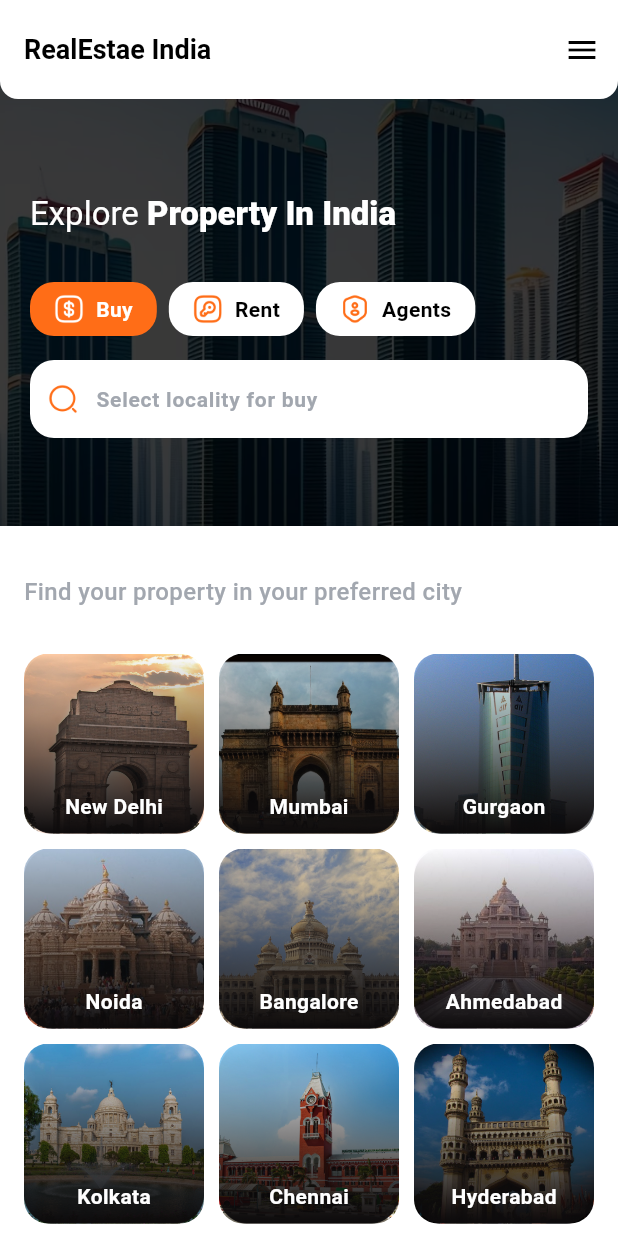
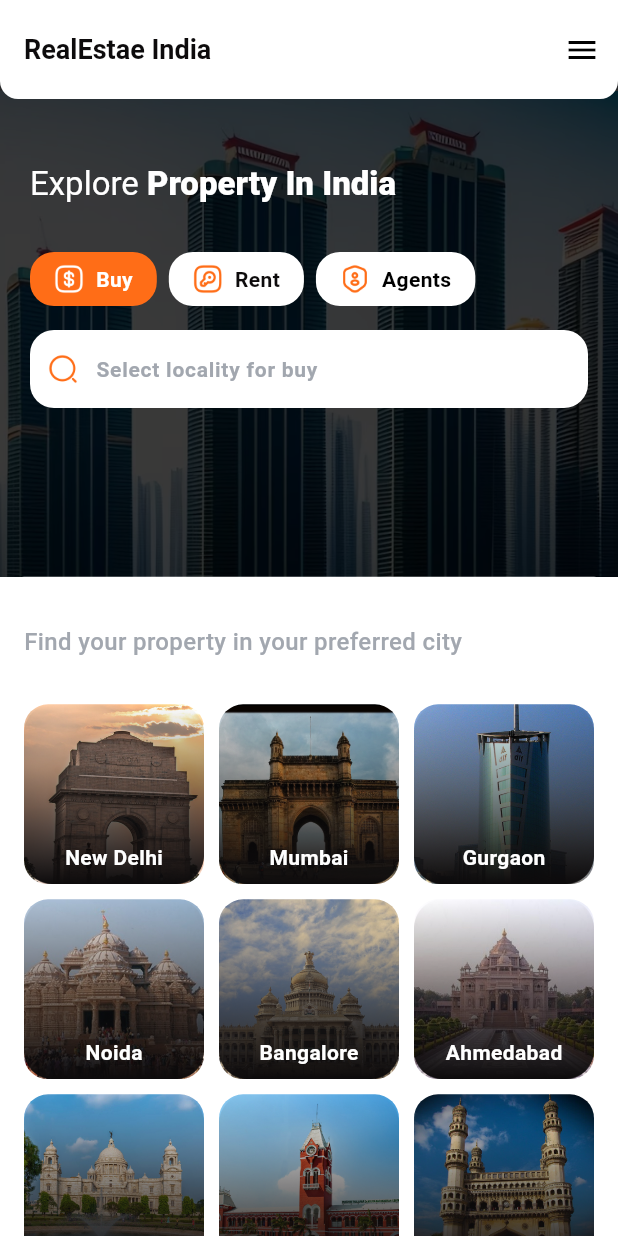
Before and after one commit to md-miyam/my_flat_finder, a Flutter app: the screen it shows after launch, on a phone screen of 412 x 824 dp. Run offline on Flutter 3.47's test engine with Material 3 defaults, Android fonts, the light colour scheme and no system bars.

Commit message:
Home Custom fix

```diff
--- a/lib/until/app_colors.dart
+++ b/lib/until/app_colors.dart
@@ -1,7 +1,15 @@
 import 'package:flutter/material.dart';
 
 class AppColor {
-
-  Color appBg = Colors.red;
+  static const Color primaryBackgroundColor = Colors.white;
+  static const Color secondaryBackgroundColor = Color(0xFFf3f4f5);
+  static const Color appBarColor = Colors.white;
+  static const Color primaryColor = Color(0xFFff6d17);
+  static const Color secondaryColor = Color(0xFF188f71);
+  static const Color myWhite = Colors.white;
+  static const Color myBlack = Colors.black;
+  static const Color myOrange = Color(0xFFff6d17);
+  static const Color primaryTextColor = Color(0xFF0D0B0C);
+  static const Color secondaryTextColor = Color(0xFF6A7380);
 
 }
--- /dev/null
+++ b/lib/until/icon_path.dart
@@ -0,0 +1,4 @@
+class IconPath {
+  static const String searchIcon = 'assets/images/searchIcon.png';
+
+}
--- a/lib/until/image_path.dart
+++ b/lib/until/image_path.dart
@@ -0,0 +1,4 @@
+class ImagePath {
+  static const String homeBgImage = 'assets/images/homeBg.png';
+
+}
--- a/lib/view/home/home_view/home_view.dart
+++ b/lib/view/home/home_view/home_view.dart
@@ -1,5 +1,9 @@
 import 'package:flutter/material.dart';
+import 'package:my_flat_finder/until/app_colors.dart';
+import '../../../until/image_path.dart';
 import '../widget/category_container.dart';
+import '../widget/custom_rich_text.dart';
+import '../widget/custom_text_field.dart';
 import '../widget/property_rounded_container.dart';
 
 class HomeView extends StatefulWidget {
@@ -19,19 +23,22 @@ class _HomeViewState extends State<HomeView> {
 
   @override
   Widget build(BuildContext context) {
-    return Scaffold(
-      backgroundColor: Colors.white,
+
+    return SafeArea(
+      child: Scaffold(
+        backgroundColor: AppColor.primaryBackgroundColor,
         extendBodyBehindAppBar: true,
+        // App Bar
         appBar: AppBar(
           title: Text(
             'RealEstae India',
             style: TextStyle(
               fontSize: 18,
               fontWeight: FontWeight.w600,
-            color: Colors.black,
+              color: AppColor.primaryTextColor,
             ),
           ),
-        backgroundColor: Colors.white,
+          backgroundColor: AppColor.appBarColor,
           toolbarHeight: 66,
           shape: RoundedRectangleBorder(
             borderRadius: BorderRadius.only(
@@ -43,10 +50,12 @@ class _HomeViewState extends State<HomeView> {
           actions: [
             IconButton(
               onPressed: () {},
-            icon: Icon(Icons.menu, color: Colors.black, size: 24),
+              icon: Icon(Icons.menu, color: AppColor.myBlack, size: 24),
             ),
           ],
         ),
+
+        // body
         body: SingleChildScrollView(
           child: Column(
             children: [
@@ -57,11 +66,11 @@ class _HomeViewState extends State<HomeView> {
                     children: [
                       //Background Image
                       Padding(
-                      padding: EdgeInsets.only(top: screenHeight * .009),
-                      child: Image.asset('assets/images/homeBg.png'),
+                        padding: EdgeInsets.only(top: screenHeight * .05),
+                        child: Image.asset(ImagePath.homeBgImage),
                       ),
                       Positioned(
-                      top: 130,
+                        top: 110,
                         right: 0,
                         left: 0,
                         child: Padding(
@@ -69,27 +78,11 @@ class _HomeViewState extends State<HomeView> {
                           child: Column(
                             crossAxisAlignment: CrossAxisAlignment.start,
                             children: [
-                            RichText(
-                              text: TextSpan(
-                                children: [
-                                  TextSpan(
-                                    text: 'Explore ',
-                                    style: TextStyle(
-                                      fontSize: 22,
-                                      fontWeight: FontWeight.w400,
-                                      color: Colors.white,
-                                    ),
-                                  ),
-                                  TextSpan(
-                                    text: 'Property In India',
-                                    style: TextStyle(
-                                      fontSize: 22,
-                                      fontWeight: FontWeight.w800,
-                                      color: Colors.white,
-                                    ),
-                                  ),
-                                ],
-                              ),
+                              CustomRichText(
+                                firstText: 'Explore',
+                                secondText: 'Property In India',
+                                firstTextColor: AppColor.myWhite,
+                                secondTextColor: AppColor.myWhite,
                               ),
                               SizedBox(height: 32),
 
@@ -99,14 +92,14 @@ class _HomeViewState extends State<HomeView> {
                                     title: 'Buy',
                                     iconImage: 'assets/images/buy.png',
                                     containerColor: tap0
-                                      ? Color(0xFFff6d17)
-                                      : Colors.white,
+                                        ? AppColor.myOrange
+                                        : AppColor.myWhite,
                                     iconColor: tap0
-                                      ? Colors.white
-                                      : Color(0xFFff6d17),
+                                        ? AppColor.myWhite
+                                        : AppColor.myOrange,
                                     titleColor: tap0
-                                      ? Colors.white
-                                      : Colors.black,
+                                        ? AppColor.myWhite
+                                        : AppColor.primaryTextColor,
                                     onTap: () {
                                       setState(() {
                                         tap0 = true; // false
@@ -115,19 +108,18 @@ class _HomeViewState extends State<HomeView> {
                                       });
                                     },
                                   ),
-
                                   CategoryContainer(
                                     title: 'Rent',
                                     iconImage: 'assets/images/rent.png',
                                     containerColor: tap1
-                                      ? Color(0xFFff6d17)
-                                      : Colors.white,
+                                        ? AppColor.myOrange
+                                        : AppColor.myWhite,
                                     iconColor: tap1
-                                      ? Colors.white
-                                      : Color(0xFFff6d17),
+                                        ? AppColor.myWhite
+                                        : AppColor.myOrange,
                                     titleColor: tap1
-                                      ? Colors.white
-                                      : Colors.black,
+                                        ? AppColor.myWhite
+                                        : AppColor.primaryTextColor,
                                     onTap: () {
                                       setState(() {
                                         tap1 = true; // false
@@ -140,14 +132,14 @@ class _HomeViewState extends State<HomeView> {
                                     title: 'Agents',
                                     iconImage: 'assets/images/agents.png',
                                     containerColor: tap2
-                                      ? Color(0xFFff6d17)
-                                      : Colors.white,
+                                        ? AppColor.myOrange
+                                        : AppColor.myWhite,
                                     iconColor: tap2
-                                      ? Colors.white
-                                      : Color(0xFFff6d17),
+                                        ? AppColor.myWhite
+                                        : AppColor.myOrange,
                                     titleColor: tap2
-                                      ? Colors.white
-                                      : Colors.black,
+                                        ? AppColor.myWhite
+                                        : AppColor.myBlack,
                                     onTap: () {
                                       setState(() {
                                         tap2 = true; // false
@@ -158,89 +150,21 @@ class _HomeViewState extends State<HomeView> {
                                   ),
                                 ],
                               ),
-
                               SizedBox(height: 16),
-
-                            Container(
-                              height: 52,
-                              width: double.infinity,
-                              decoration: BoxDecoration(
-                                borderRadius: BorderRadius.circular(16),
-                                color: Colors.white,
-                              ),
-                              child: Padding(
-                                padding: EdgeInsets.only(left: 12, right: 8),
-                                child: Row(
-                                  mainAxisAlignment: MainAxisAlignment.start,
-                                  crossAxisAlignment: CrossAxisAlignment.center,
-                                  children: [
-                                    Image.asset(
-                                      'assets/images/searchIcon.png',
-                                      height: 20,
-                                    ),
-                                    SizedBox(width: 12),
-                                    Expanded(
-                                      child: TextField(
-                                        cursorColor: Colors.black,
-                                        cursorWidth: 1.5,
-                                        cursorHeight: 20,
-                                        decoration: InputDecoration(
-                                          hintText: 'Select locality for buy',
-                                          hintStyle: TextStyle(
-                                            color: Color(0xFFa2a7af),
-                                            fontSize: 14,
-                                            fontWeight: FontWeight.w600,
-                                          ),
-                                          border: InputBorder.none,
-                                        ),
-                                      ),
-                                    ),
-
-                                    // SizedBox(width: 120,child: MyDropDown())
+                              // CustomTextFiled
+                              CustomTextField(hintText: 'Select locality for buy',),
                             ],
                           ),
                         ),
                       ),
                     ],
                   ),
-                      ),
-                    ),
-                  ],
-                ),
-                Positioned(
-                  // top: 10,
-                  bottom: 30,
-                  child: Container(
-                    height: 300,
-                    // width: double.infinity,
-                    decoration: BoxDecoration(
-                      color: Colors.red,
-                      borderRadius: BorderRadius.only(
-                        topLeft: Radius.circular(16),
-                        topRight: Radius.circular(16),
-                      ),
-                    ),
-                  ),
-                ),
                 ],
               ),
 
-            // Container(
-            //   height: 500,
-            //   width: double.infinity,
-            //   decoration: BoxDecoration(
-            //     color: Colors.white,
-            //     borderRadius: BorderRadius.only(topLeft: Radius.circular(16),topRight: Radius.circular(16) )
-            //   ),
-            //   child: Column(
-            //     children: [
-            //
-            //
-            //     ],
-            //   ),
-            // ),
               PropertyRoundedContainer(),
             ],
+          ),
         ),
       ),
     );
--- /dev/null
+++ b/lib/view/home/widget/custom_rich_text.dart
@@ -0,0 +1,51 @@
+import 'package:flutter/material.dart';
+import '../../../until/app_colors.dart';
+
+class CustomRichText extends StatelessWidget {
+  final String firstText;
+  final double? firstTextFontSize;
+  final FontWeight? firstTextFontWeight;
+  final Color? firstTextColor;
+  final String secondText;
+  final double? secondTextFontSize;
+  final FontWeight? secondTextFontWeight;
+  final Color? secondTextColor;
+
+  const CustomRichText({
+    super.key,
+    required this.firstText,
+    this.firstTextFontSize,
+    this.firstTextFontWeight,
+    this.firstTextColor,
+    required this.secondText,
+    this.secondTextFontSize,
+    this.secondTextFontWeight,
+    this.secondTextColor,
+  });
+
+  @override
+  Widget build(BuildContext context) {
+    return RichText(
+      text: TextSpan(
+        children: [
+          TextSpan(
+            text: '$firstText ',
+            style: TextStyle(
+              fontSize: firstTextFontSize ?? 22,
+              fontWeight: firstTextFontWeight ?? FontWeight.w400,
+              color: firstTextColor ?? AppColor.primaryTextColor,
+            ),
+          ),
+          TextSpan(
+            text: secondText,
+            style: TextStyle(
+              fontSize: secondTextFontSize ?? 22,
+              fontWeight: secondTextFontWeight ?? FontWeight.w800,
+              color: secondTextColor ?? AppColor.primaryTextColor,
+            ),
+          ),
+        ],
+      ),
+    );
+  }
+}
--- /dev/null
+++ b/lib/view/home/widget/custom_text_field.dart
@@ -0,0 +1,55 @@
+import 'package:flutter/material.dart';
+import 'package:my_flat_finder/until/icon_path.dart';
+import '../../../until/app_colors.dart';
+
+class CustomTextField extends StatelessWidget {
+
+  final String hintText;
+  const CustomTextField({
+    super.key, required this.hintText,
+  });
+
+  @override
+  Widget build(BuildContext context) {
+    return Container(
+      height: 52,
+      width: double.infinity,
+      decoration: BoxDecoration(
+        borderRadius: BorderRadius.circular(16),
+        color: AppColor.myWhite,
+      ),
+      child: Padding(
+        padding: EdgeInsets.only(left: 12, right: 8),
+        child: Row(
+          mainAxisAlignment: MainAxisAlignment.start,
+          crossAxisAlignment: CrossAxisAlignment.center,
+          children: [
+            Image.asset(
+              IconPath.searchIcon,
+              height: 20,
+            ),
+            SizedBox(width: 12),
+            Expanded(
+              child: TextField(
+                cursorColor: AppColor.myBlack,
+                cursorWidth: 1.5,
+                cursorHeight: 20,
+                decoration: InputDecoration(
+                  hintText: hintText,
+                  hintStyle: TextStyle(
+                    color: Color(0xFFa2a7af),
+                    fontSize: 14,
+                    fontWeight: FontWeight.w600,
+                  ),
+                  border: InputBorder.none,
+                ),
+              ),
+            ),
+
+            // SizedBox(width: 120,child: MyDropDown())
+          ],
+        ),
+      ),
+    );
+  }
+}
```
Lines whose indentation alone changed are shown as unchanged.
